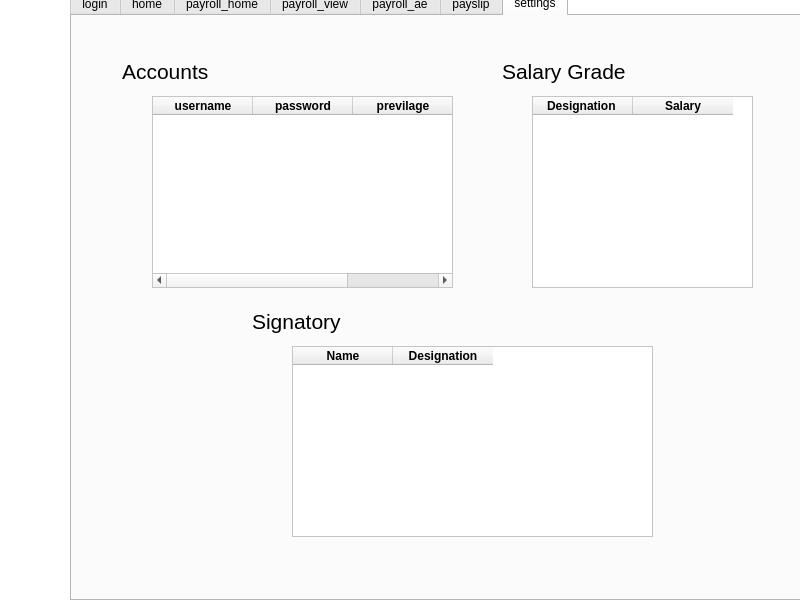
Qt form Payroll_System.ui (jaspernicholfabella/payroll-system) before a commit.
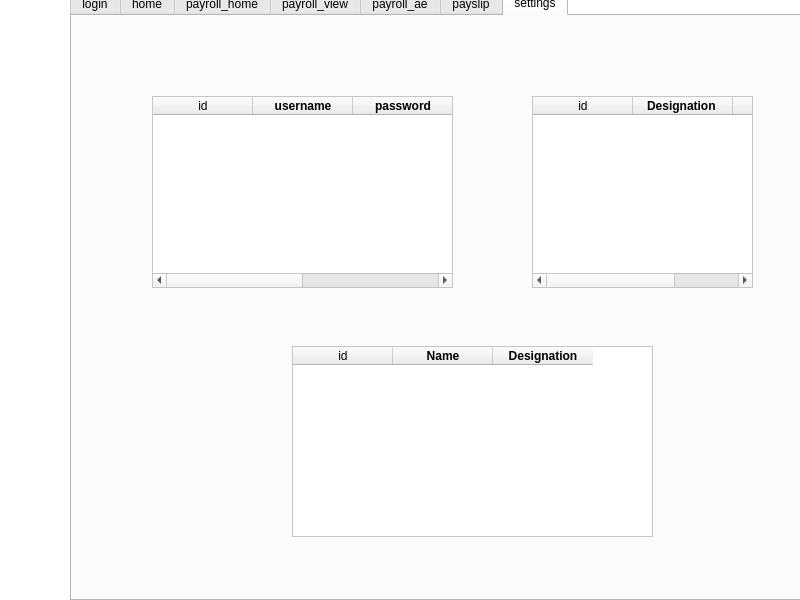
The same form after that commit. Icons and pictures are not drawn.

```diff
--- a/Payroll_System.ui
+++ b/Payroll_System.ui
@@ -1885,6 +1885,11 @@
         <height>192</height>
        </rect>
       </property>
+      <column>
+       <property name="text">
+        <string>id</string>
+       </property>
+      </column>
       <column>
        <property name="text">
         <string>username</string>
@@ -1930,11 +1935,12 @@
       </property>
       <property name="font">
        <font>
+        <family>Segoe UI</family>
         <pointsize>16</pointsize>
        </font>
       </property>
       <property name="text">
-       <string>Accounts</string>
+       <string/>
       </property>
      </widget>
      <widget class="QPushButton" name="settings_add_account">
@@ -2049,6 +2055,11 @@
       <property name="sizeAdjustPolicy">
        <enum>QAbstractScrollArea::AdjustToContentsOnFirstShow</enum>
       </property>
+      <column>
+       <property name="text">
+        <string>id</string>
+       </property>
+      </column>
       <column>
        <property name="text">
         <string>Name</string>
@@ -2083,11 +2094,12 @@
       </property>
       <property name="font">
        <font>
+        <family>Segoe UI</family>
         <pointsize>16</pointsize>
        </font>
       </property>
       <property name="text">
-       <string>Signatory</string>
+       <string/>
       </property>
      </widget>
      <widget class="QTableWidget" name="settings_table_widget_salary_grade">
@@ -2099,6 +2111,11 @@
         <height>192</height>
        </rect>
       </property>
+      <column>
+       <property name="text">
+        <string>id</string>
+       </property>
+      </column>
       <column>
        <property name="text">
         <string>Designation </string>
@@ -2162,11 +2179,12 @@
       </property>
       <property name="font">
        <font>
+        <family>Segoe UI</family>
         <pointsize>16</pointsize>
        </font>
       </property>
       <property name="text">
-       <string>Salary Grade</string>
+       <string/>
       </property>
      </widget>
      <widget class="QPushButton" name="settings_add_salary_grade">
```
Left out of the diff: 59 changed lines with no effect on the pictures.
